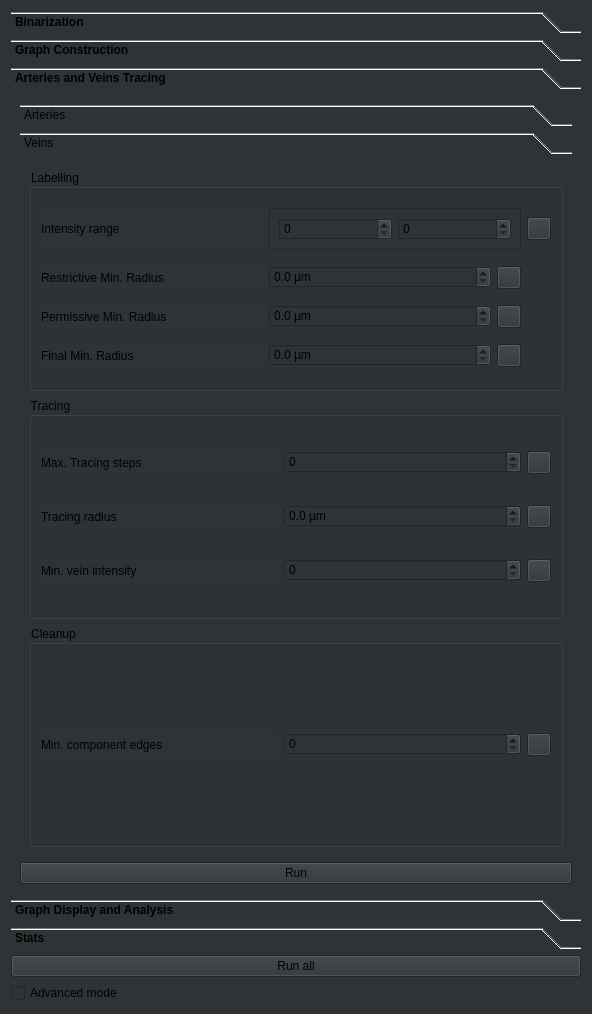
Before: the Qt Designer form ClearMap/gui/creator/vasculature_tab.ui in ClearAnatomics/ClearMap, drawn with Qt 5.
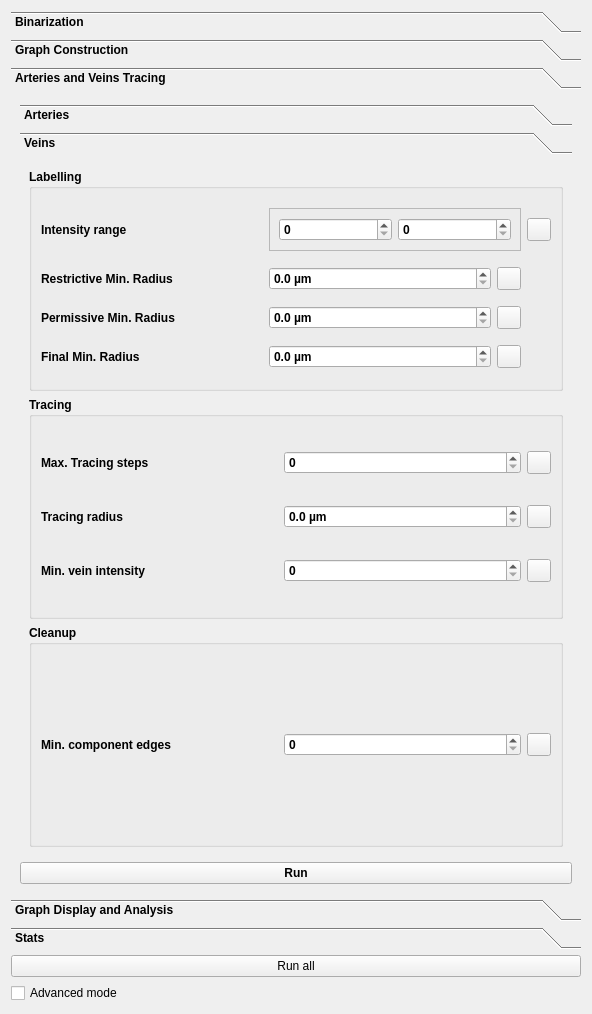
After: the same form once the commit is applied. Icons and pictures are not drawn.

Commit message: GUI: designer files; the dark preview style sheet of five root widgets is removed, Designer starts with the real one

What changed in the file:
```diff
--- a/ClearMap/gui/creator/vasculature_tab.ui
+++ b/ClearMap/gui/creator/vasculature_tab.ui
@@ -19,9 +19,6 @@
   <property name="windowTitle">
    <string>Form</string>
   </property>
-  <property name="styleSheet">
-   <string notr="true">background-color: rgb(46, 52, 54);</string>
-  </property>
   <layout class="QVBoxLayout" name="verticalLayout_2">
    <item>
     <layout class="QVBoxLayout" name="verticalLayout_61">
```
The commit also changes 6 other files.
